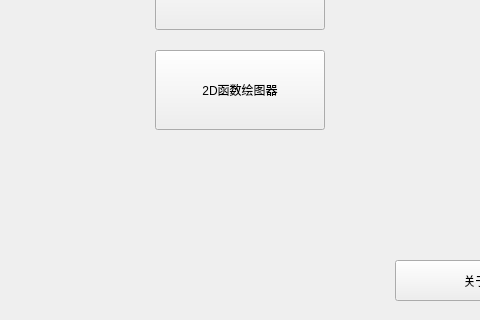
AhaLims/calculator, file caculator(with qt gui)/caculator(with qt gui)/main_window.ui: the form before one commit; both pictures show x 235 to 715 and y 480 to 800 of the 1000 by 800 pixel window.
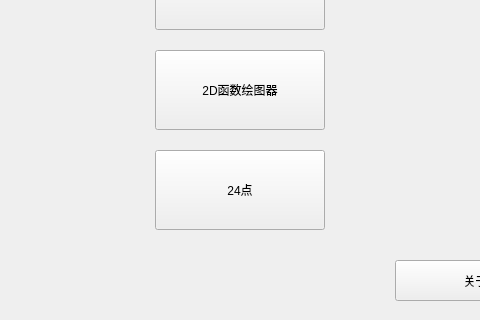
The form after the commit. Icons and pictures are not drawn.

Patch:
```diff
--- a/caculator(with qt gui)/caculator(with qt gui)/main_window.ui
+++ b/caculator(with qt gui)/caculator(with qt gui)/main_window.ui
@@ -150,6 +150,25 @@
      <string>多项式计算器</string>
     </property>
    </widget>
+   <widget class="QPushButton" name="function_caculator_button_2">
+    <property name="enabled">
+     <bool>true</bool>
+    </property>
+    <property name="geometry">
+     <rect>
+      <x>390</x>
+      <y>630</y>
+      <width>170</width>
+      <height>80</height>
+     </rect>
+    </property>
+    <property name="styleSheet">
+     <string notr="true">background-image: url(:/caculator_gui/picture/white.png)</string>
+    </property>
+    <property name="text">
+     <string>24点</string>
+    </property>
+   </widget>
   </widget>
  </widget>
  <layoutdefault spacing="6" margin="11"/>
```
Left out of the diff: 17 changed lines with no effect on the pictures.
